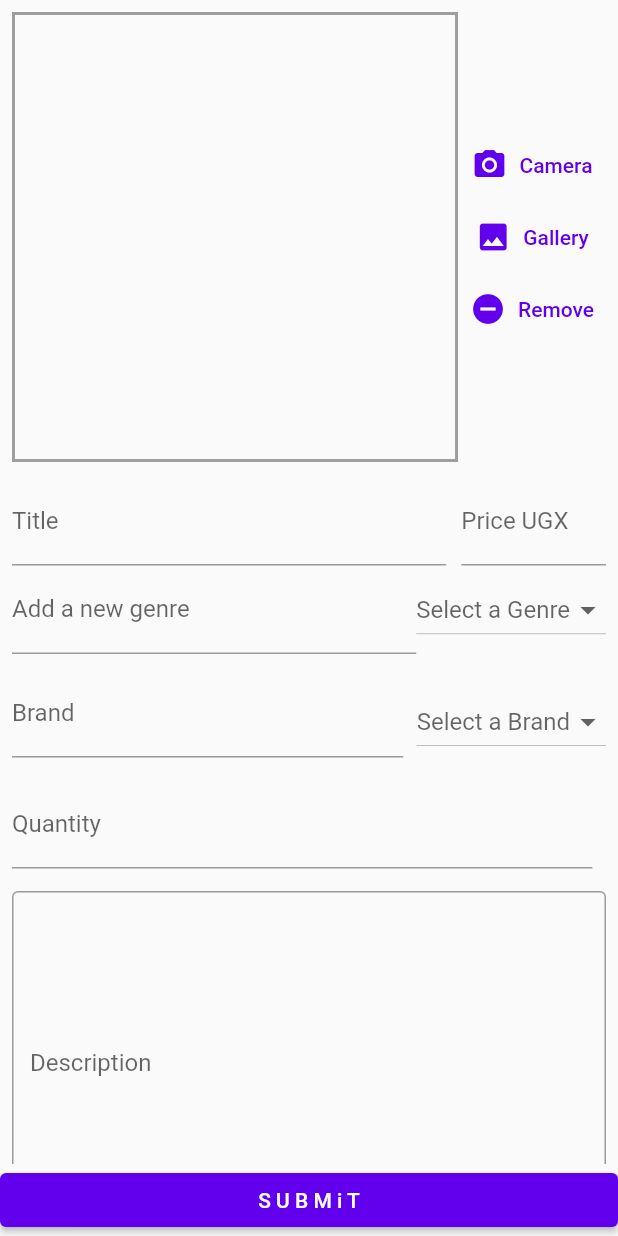
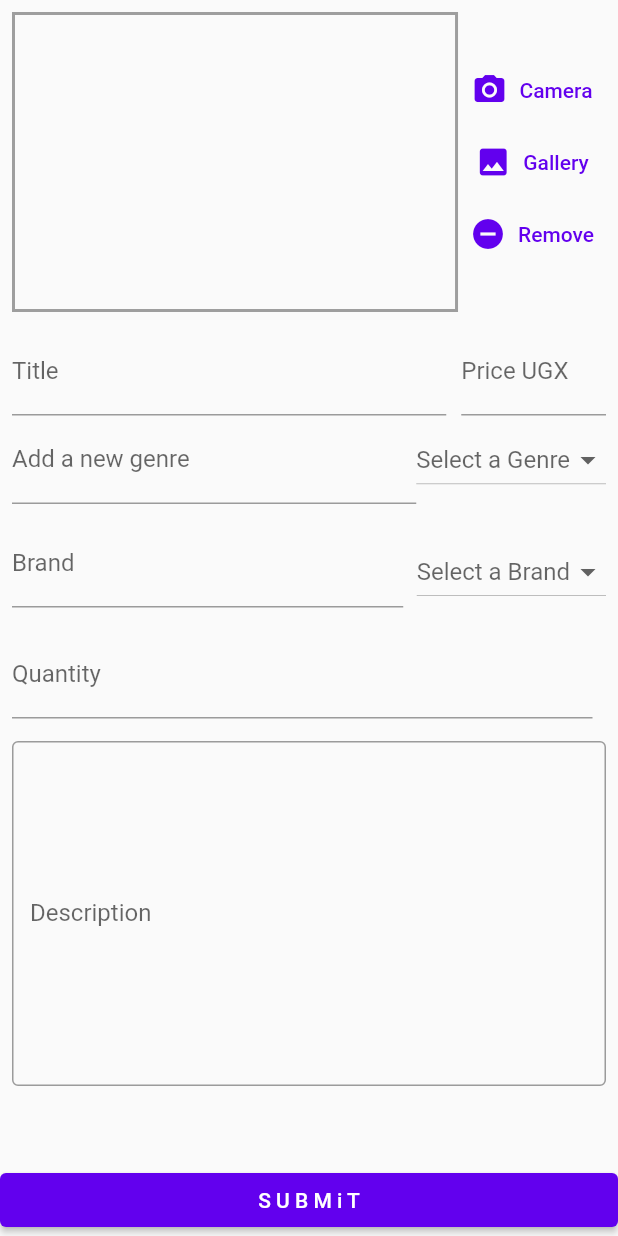
Before and after one commit to Guloba/CinemApp-repo, a Flutter app: the UploadProductScreen screen opened by its route, on a phone screen of 412 x 824 dp. Run offline on Flutter 3.47's test engine with Material 2 defaults, Android fonts, the phone set to English and light mode, and no system bars; our stand-ins replace backdrop, badges, cloud_firestore, firebase_auth, firebase_core, firebase_storage and 7 more; missing offline and left inert: flutterwave, rubber; accounts and stored records are empty; network calls fail.

Commit message:
Update upload_product_screen.dart

```diff
--- a/lib/screens/inner_screens/upload_product_screen.dart
+++ b/lib/screens/inner_screens/upload_product_screen.dart
@@ -160,7 +160,7 @@ class _UploadProductScreenState extends State<UploadProductScreen> {
                       Expanded(
                         child: _image == null
                             ? Container(
-                                height: 300,
+                                height: 200,
                                 width: 200,
                                 decoration: BoxDecoration(
                                   border:
```
